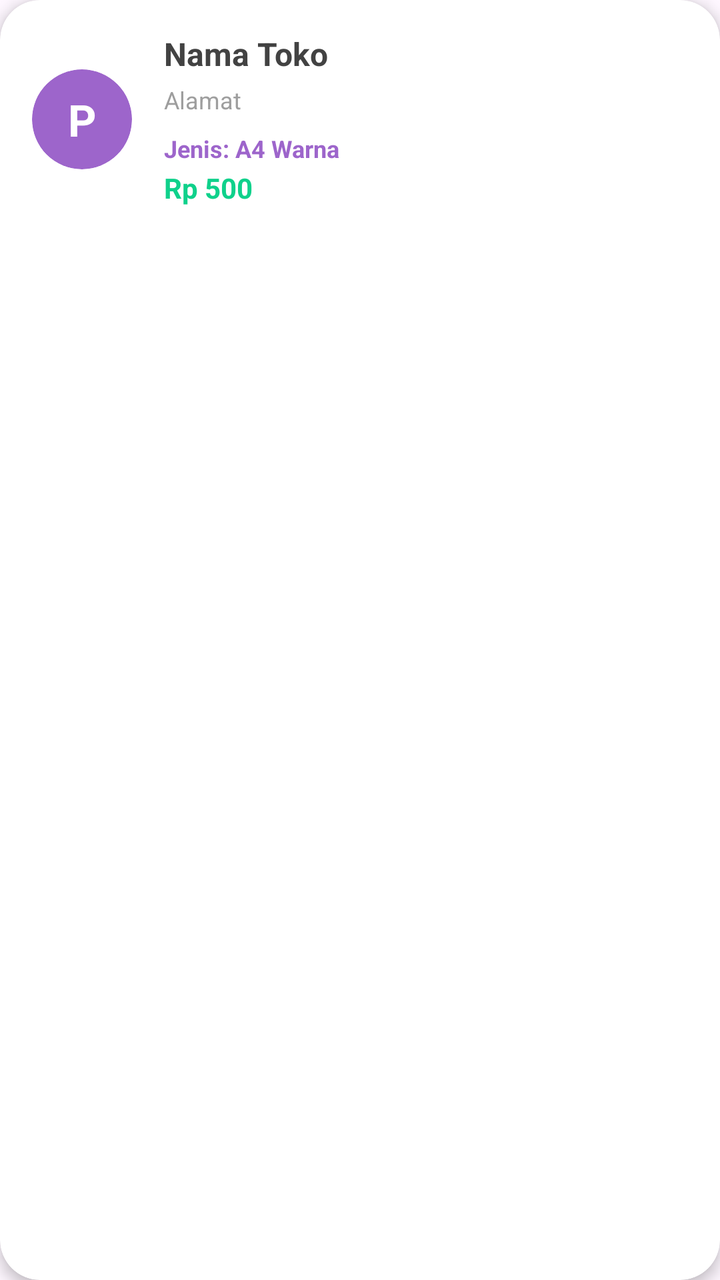
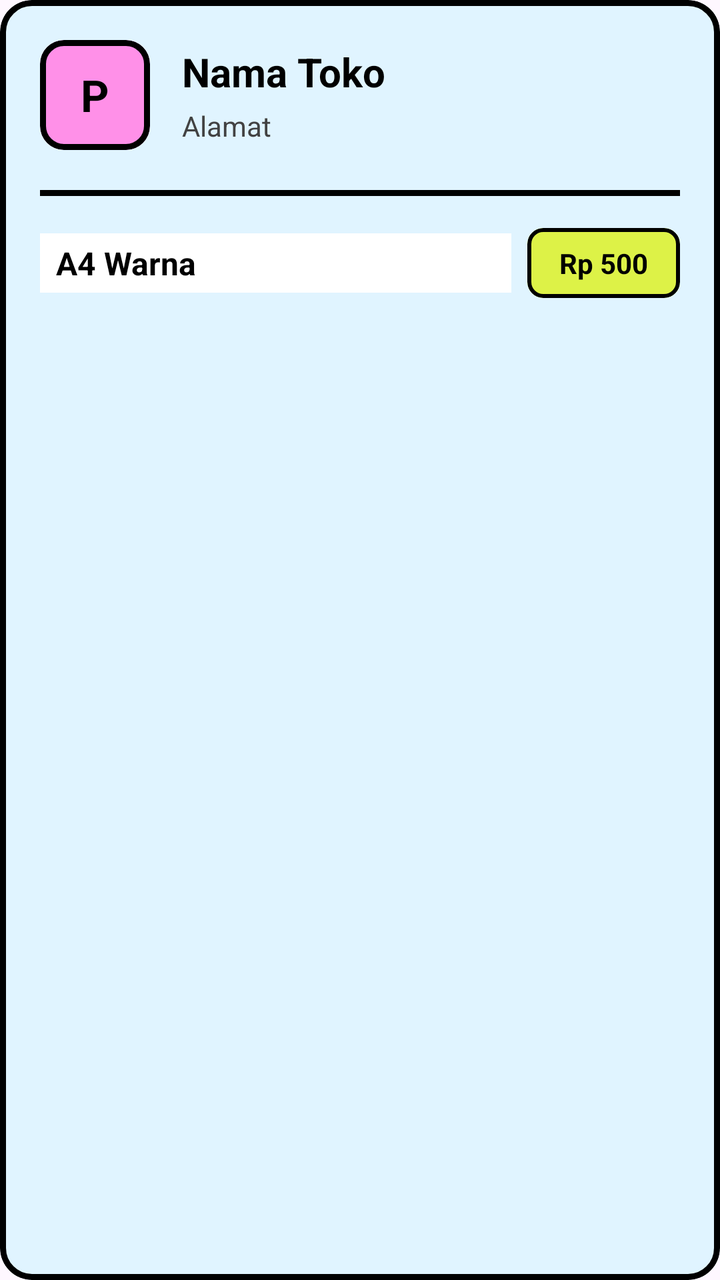

The first picture is an Android layout as it rendered before a commit; the second is the same layout after the commit. The layout source and the unified diff follow.
<!-- AndroidManifest.xml: application theme Theme.PrintInPartner -->
<!-- res/layout/item_mitra.xml -->
<?xml version="1.0" encoding="utf-8"?>
<androidx.cardview.widget.CardView xmlns:android="http://schemas.android.com/apk/res/android"
    xmlns:app="http://schemas.android.com/apk/res-auto"
    android:layout_width="match_parent"
    android:layout_height="wrap_content"
    android:layout_marginHorizontal="20dp"
    android:layout_marginVertical="8dp"
    app:cardCornerRadius="20dp"
    app:cardElevation="4dp"
    app:cardBackgroundColor="#FFFFFF">

    <LinearLayout
        android:layout_width="match_parent"
        android:layout_height="wrap_content"
        android:orientation="horizontal"
        android:padding="16dp"
        android:gravity="center_vertical">

        
        <androidx.cardview.widget.CardView
            android:layout_width="50dp"
            android:layout_height="50dp"
            app:cardCornerRadius="25dp"
            app:cardBackgroundColor="#9D65CB"
            app:cardElevation="0dp">
            <TextView
                android:layout_width="match_parent"
                android:layout_height="match_parent"
                android:text="P"
                android:textColor="#FFFFFF"
                android:textSize="22sp"
                android:textStyle="bold"
                android:gravity="center"/>
        </androidx.cardview.widget.CardView>

        
        <LinearLayout
            android:layout_width="0dp"
            android:layout_height="wrap_content"
            android:layout_weight="1"
            android:orientation="vertical"
            android:layout_marginStart="16dp">

            
            <TextView
                android:id="@+id/tvItemNama"
                android:layout_width="wrap_content"
                android:layout_height="wrap_content"
                android:text="Nama Toko"
                android:textColor="#424242"
                android:textSize="16sp"
                android:textStyle="bold"/>

            
            <TextView
                android:id="@+id/tvItemAlamat"
                android:layout_width="wrap_content"
                android:layout_height="wrap_content"
                android:text="Alamat"
                android:textColor="#9E9E9E"
                android:textSize="12sp"
                android:layout_marginTop="4dp"/>

            
            <TextView
                android:id="@+id/tvItemJenis"
                android:layout_width="wrap_content"
                android:layout_height="wrap_content"
                android:text="Jenis: A4 Warna"
                android:textColor="#9D65CB"
                android:textSize="12sp"
                android:textStyle="bold"
                android:layout_marginTop="8dp"/>

            
            <TextView
                android:id="@+id/tvItemHarga"
                android:layout_width="wrap_content"
                android:layout_height="wrap_content"
                android:text="Rp 500"
                android:textColor="#0FD18B"
                android:textSize="14sp"
                android:textStyle="bold"
                android:layout_marginTop="2dp"/>

        </LinearLayout>
    </LinearLayout>

</androidx.cardview.widget.CardView>
<!-- resources referenced by this layout -->
<resources>
  <style name="Theme.PrintInPartner" parent="Base.Theme.PrintInPartner" />
  <style name="Base.Theme.PrintInPartner" parent="Theme.Material3.DayNight.NoActionBar">
          
          
      </style>
</resources>

<!-- the commit's change to res/layout/item_mitra.xml (unified diff, before → after) -->
@@ -1,89 +1,126 @@
 <?xml version="1.0" encoding="utf-8"?>
-<androidx.cardview.widget.CardView xmlns:android="http://schemas.android.com/apk/res/android"
+<com.google.android.material.card.MaterialCardView
+    xmlns:android="http://schemas.android.com/apk/res/android"
     xmlns:app="http://schemas.android.com/apk/res-auto"
     android:layout_width="match_parent"
     android:layout_height="wrap_content"
-    android:layout_marginHorizontal="20dp"
-    android:layout_marginVertical="8dp"
-    app:cardCornerRadius="20dp"
-    app:cardElevation="4dp"
-    app:cardBackgroundColor="#FFFFFF">
+    android:layout_marginHorizontal="24dp"
+    android:layout_marginVertical="10dp"
+    app:cardCornerRadius="16dp"
+    app:cardElevation="0dp"
+    app:strokeWidth="3dp"
+    app:strokeColor="#000000"
+    app:cardBackgroundColor="#E0F4FF"> 
 
     <LinearLayout
         android:layout_width="match_parent"
         android:layout_height="wrap_content"
-        android:orientation="horizontal"
-        android:padding="16dp"
-        android:gravity="center_vertical">
+        android:orientation="vertical"
+        android:padding="20dp">
+
+        <LinearLayout
+            android:layout_width="match_parent"
+            android:layout_height="wrap_content"
+            android:orientation="horizontal"
+            android:gravity="center_vertical">
+
+            
+            <com.google.android.material.card.MaterialCardView
+                android:layout_width="55dp"
+                android:layout_height="55dp"
+                app:cardCornerRadius="12dp"
+                app:cardBackgroundColor="#FF90E8"
+                app:strokeWidth="3dp"
+                app:strokeColor="#000000"
+                app:cardElevation="0dp">
+                <TextView
+                    android:layout_width="match_parent"
+                    android:layout_height="match_parent"
+                    android:text="P"
+                    android:textColor="#000000"
+                    android:textSize="22sp"
+                    android:textStyle="bold"
+                    android:gravity="center"/>
+            </com.google.android.material.card.MaterialCardView>
+
+            
+            <LinearLayout
+                android:layout_width="0dp"
+                android:layout_height="wrap_content"
+                android:layout_weight="1"
+                android:orientation="vertical"
+                android:layout_marginStart="16dp">
+
+                <TextView
+                    android:id="@+id/tvItemNama"
+                    android:layout_width="wrap_content"
+                    android:layout_height="wrap_content"
+                    android:text="Nama Toko"
+                    android:textColor="#000000"
+                    android:textSize="20sp"
+                    android:textStyle="bold"/>
+
+                <TextView
+                    android:id="@+id/tvItemAlamat"
+                    android:layout_width="wrap_content"
+                    android:layout_height="wrap_content"
+                    android:text="Alamat"
+                    android:textColor="#424242"
+                    android:textSize="14sp"
+                    android:layout_marginTop="4dp"/>
+            </LinearLayout>
+        </LinearLayout>
 
         
-        <androidx.cardview.widget.CardView
-            android:layout_width="50dp"
-            android:layout_height="50dp"
-            app:cardCornerRadius="25dp"
-            app:cardBackgroundColor="#9D65CB"
-            app:cardElevation="0dp">
-            <TextView
-                android:layout_width="match_parent"
-                android:layout_height="match_parent"
-                android:text="P"
-                android:textColor="#FFFFFF"
-                android:textSize="22sp"
-                android:textStyle="bold"
-                android:gravity="center"/>
-        </androidx.cardview.widget.CardView>
+        <View
+            android:layout_width="match_parent"
+            android:layout_height="3dp"
+            android:background="#000000"
+            android:layout_marginTop="20dp"
+            android:layout_marginBottom="16dp"/>
 
         
         <LinearLayout
-            android:layout_width="0dp"
+            android:layout_width="match_parent"
             android:layout_height="wrap_content"
-            android:layout_weight="1"
-            android:orientation="vertical"
-            android:layout_marginStart="16dp">
-
-            
-            <TextView
-                android:id="@+id/tvItemNama"
-                android:layout_width="wrap_content"
-                android:layout_height="wrap_content"
-                android:text="Nama Toko"
-                android:textColor="#424242"
-                android:textSize="16sp"
-                android:textStyle="bold"/>
-
-            
-            <TextView
-                android:id="@+id/tvItemAlamat"
-                android:layout_width="wrap_content"
-                android:layout_height="wrap_content"
-                android:text="Alamat"
-                android:textColor="#9E9E9E"
-                android:textSize="12sp"
-                android:layout_marginTop="4dp"/>
+            android:orientation="horizontal"
+            android:gravity="center_vertical">
 
             
             <TextView
                 android:id="@+id/tvItemJenis"
+                android:layout_width="0dp"
+                android:layout_height="wrap_content"
+                android:layout_weight="1"
+                android:text="A4 Warna"
+                android:textColor="#000000"
+                android:textSize="16sp"
+                android:textStyle="bold"
+                android:background="#FFFFFF"
+                android:paddingHorizontal="8dp"
+                android:paddingVertical="4dp"/>
+
+            
+            <com.google.android.material.card.MaterialCardView
                 android:layout_width="wrap_content"
                 android:layout_height="wrap_content"
-                android:text="Jenis: A4 Warna"
-                android:textColor="#9D65CB"
-                android:textSize="12sp"
-                android:textStyle="bold"
-                android:layout_marginTop="8dp"/>
-
-            
-            <TextView
-                android:id="@+id/tvItemHarga"
-                android:layout_width="wrap_content"
-                android:layout_height="wrap_content"
-                android:text="Rp 500"
-                android:textColor="#0FD18B"
-                android:textSize="14sp"
-                android:textStyle="bold"
-                android:layout_marginTop="2dp"/>
-
+                app:cardCornerRadius="8dp"
+                app:cardBackgroundColor="#DDF247"
+                app:strokeWidth="2dp"
+                app:strokeColor="#000000"
+                app:cardElevation="0dp"
+                android:layout_marginStart="8dp">
+                <TextView
+                    android:id="@+id/tvItemHarga"
+                    android:layout_width="wrap_content"
+                    android:layout_height="wrap_content"
+                    android:paddingHorizontal="16dp"
+                    android:paddingVertical="8dp"
+                    android:text="Rp 500"
+                    android:textColor="#000000"
+                    android:textSize="14sp"
+                    android:textStyle="bold"/>
+            </com.google.android.material.card.MaterialCardView>
         </LinearLayout>
     </LinearLayout>
-
-</androidx.cardview.widget.CardView>
+</com.google.android.material.card.MaterialCardView>
